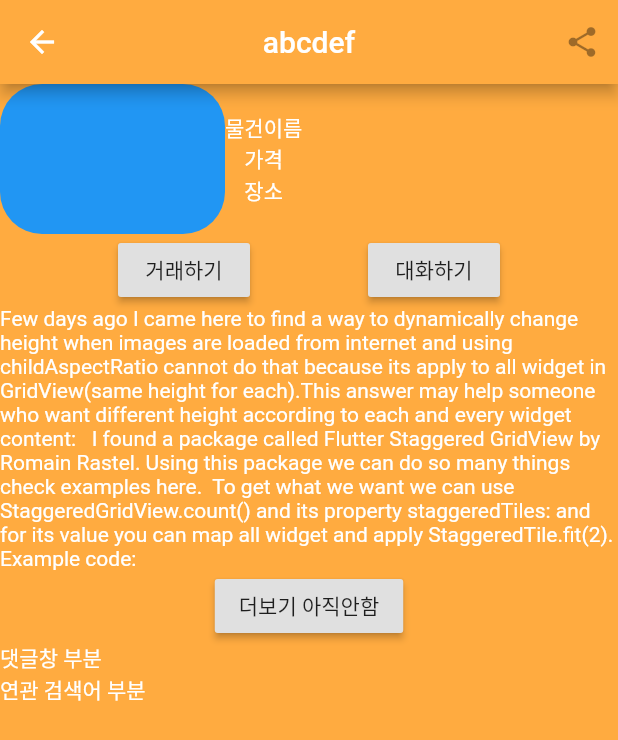
After one commit to viaSSH/ddip, a Flutter app: the SearchPage screen opened by its route, after a tap on "card", on a phone screen of 412 x 824 dp. The commit adds this screen. Shown: the top 740 px of the screen. Run offline on Flutter 3.47's test engine with Material 2 defaults, Android fonts, the phone set to English and light mode, and no system bars.

Commit message:
Add detail Page

```diff
--- /dev/null
+++ b/lib/detail.dart
@@ -0,0 +1,139 @@
+import 'package:flutter/material.dart';
+
+class DetailPage extends StatefulWidget {
+
+  @override
+  _DetailPageState createState() => _DetailPageState();
+
+}
+
+class _DetailPageState extends State<DetailPage> {
+
+  @override
+  Widget build(BuildContext context) {
+    // TODO: implement build
+    return Scaffold(
+      appBar: AppBar(
+        centerTitle: true,
+        backgroundColor: Colors.orangeAccent,
+        title: Text("abcdef"),
+        actions: <Widget>[
+          IconButton(
+            icon: Icon(Icons.share)
+          )
+        ],
+      ),
+      backgroundColor: Colors.orangeAccent,
+      body: ListView(
+        children: <Widget>[
+          _ItemInformationSection(),
+//          _ActionButtonSection(),
+          _ReplyListSection(),
+          _RelatedItemSection(),
+        ],
+      ),
+    );
+  }
+}
+
+class _ItemInformationSection extends StatefulWidget {
+  @override
+  State<StatefulWidget> createState() => _ItemInformationSectionState();
+}
+
+class _ItemInformationSectionState extends State<_ItemInformationSection> {
+
+  Widget build(BuildContext context) {
+    return Column(
+//      mainAxisAlignment: MainAxisAlignment.start,
+//      crossAxisAlignment: CrossAxisAlignment.start,
+      children: <Widget>[
+        Row(
+//          mainAxisAlignment: MainAxisAlignment.spaceEvenly,
+          children: <Widget>[
+            ClipRRect(
+              borderRadius: BorderRadius.circular(28.0),
+//              child: Image.network(src),
+              child: Container(
+                height: 100,
+                width: 150,
+                color: Colors.blue,
+              )
+            ),
+            Column(
+              children: <Widget>[
+                Text("물건이름"),
+                Text("가격"),
+                Text("장소")
+              ],
+            ),
+
+          ],
+        ),
+        _ActionButtonSection(),
+        Text("Few days ago I came here to find a way to dynamically change height when images are loaded from internet and using childAspectRatio cannot do that because its apply to all widget in GridView(same height for each)."
+"This answer may help someone who want different height according to each and every widget content:"
+
+ "   I found a package called Flutter Staggered GridView by Romain Rastel. Using this package we can do so many things check examples here."
+
+  "  To get what we want we can use StaggeredGridView.count() and its property staggeredTiles: and for its value you can map all widget and apply StaggeredTile.fit(2)."
+
+   " Example code:"),
+        RaisedButton(
+          child: Text("더보기 아직안함"),
+          onPressed: (){},
+        )
+
+
+      ],
+    );
+  }
+}
+
+class _ActionButtonSection extends StatefulWidget {
+  @override
+  State<StatefulWidget> createState() => _ActionButtonSectionSatte();
+}
+
+class _ActionButtonSectionSatte extends State<_ActionButtonSection> {
+
+  Widget build(BuildContext context) {
+    return Row(
+      mainAxisAlignment: MainAxisAlignment.spaceEvenly,
+      children: <Widget>[
+        RaisedButton(
+          child: Text("거래하기"),
+          onPressed: (){},
+        ),
+        RaisedButton(
+          child: Text("대화하기"),
+          onPressed: (){},
+        )
+      ],
+    );
+  }
+}
+
+class _ReplyListSection extends StatefulWidget {
+  @override
+  State<StatefulWidget> createState() => _ReplyListSectionState();
+}
+
+class _ReplyListSectionState extends State<_ReplyListSection> {
+
+  Widget build(BuildContext context) {
+    return Text("댓글창 부분");
+  }
+}
+
+class _RelatedItemSection extends StatefulWidget {
+  @override
+  State<StatefulWidget> createState() => _RelatedItemSectionState();
+}
+
+class _RelatedItemSectionState extends State<_RelatedItemSection> {
+
+  Widget build(BuildContext context) {
+    return Text("연관 검색어 부분");
+  }
+}
--- a/lib/search.dart
+++ b/lib/search.dart
@@ -113,14 +113,26 @@ class _ItemSectionState extends State<_ItemSection> {
         GridView.count(
             crossAxisCount: 2,
           shrinkWrap: true,
+          childAspectRatio: 1.7/1,
           physics: ScrollPhysics(), // 스크롤 가능하게 해줌
           children: List.generate(5, (index) {
             return Card(
-              child: Text("aa", style: TextStyle(color: Colors.red),),
-//              child: ListTile(
-//
-//                title: Text("item $index"),
-//              )
+
+              child: InkWell(
+                splashColor: Colors.blue.withAlpha(30),
+                onTap: () {
+                  Navigator.pushNamed(context, '/detail',
+                      arguments: index
+                  );
+                },
+                child: Container(
+                  width: 200,
+                  height: 100,
+
+                  color: Colors.grey,
+                  child: Text("card" ),
+                ),
+              ),
             );
           }),
         )
```
Also changed, not shown: lib/main.dart (added, +124 -0 lines).
